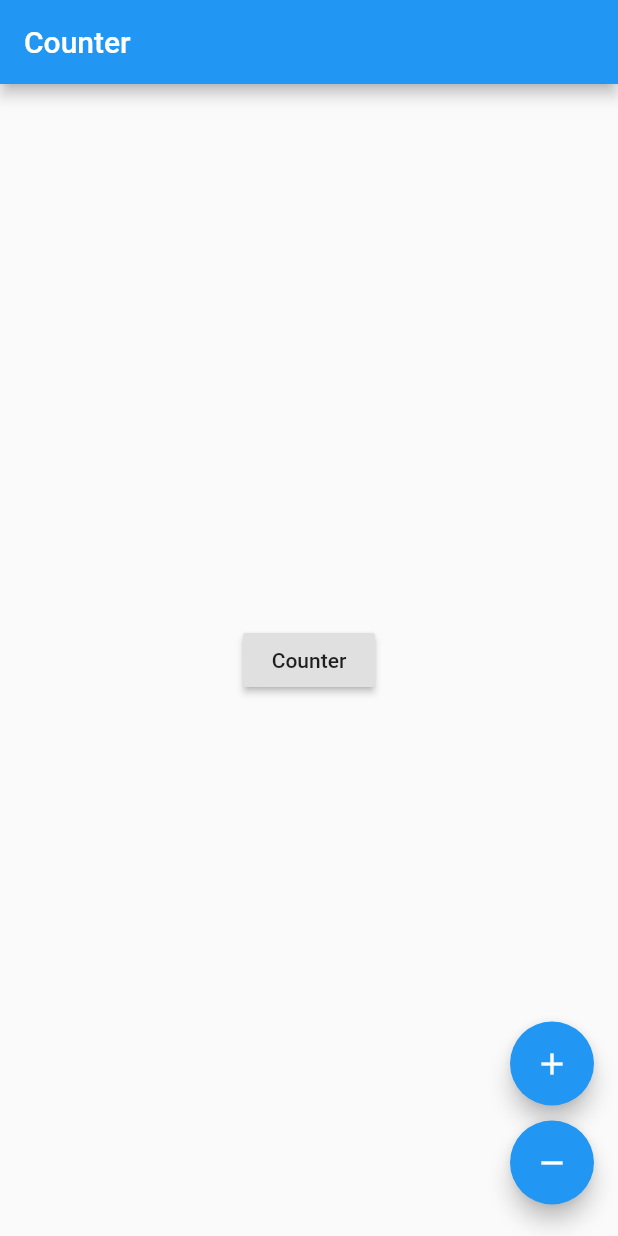
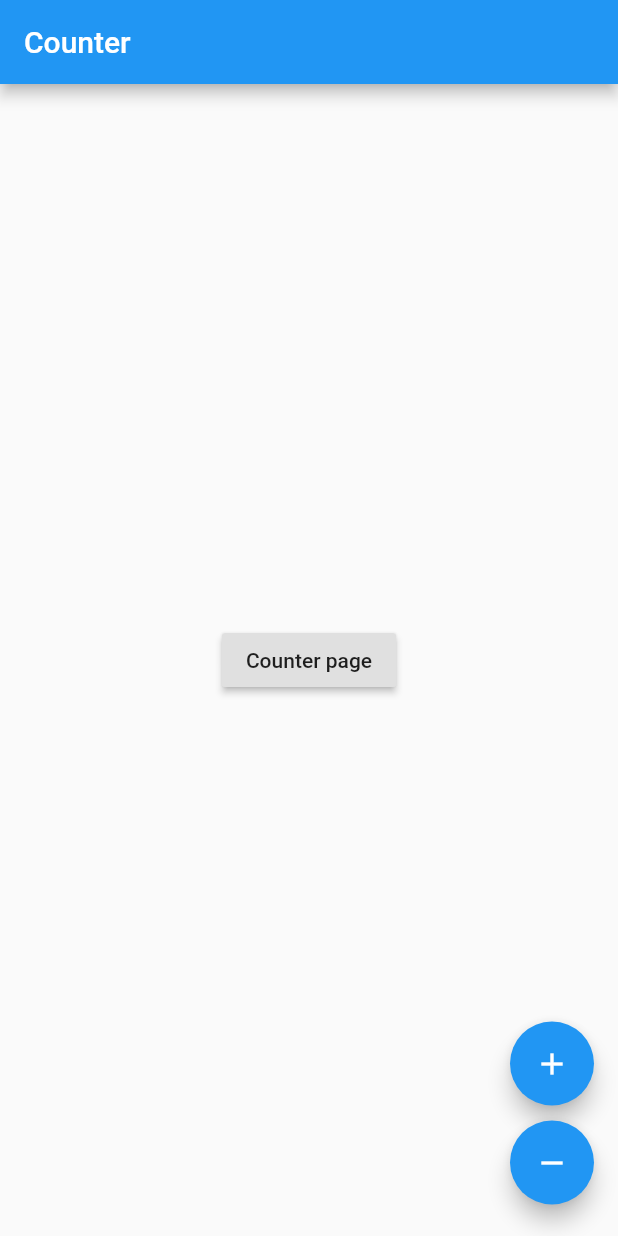
Before and after one commit to GrigK/tut_counter_bloc, a Flutter app: the screen it shows after launch, on a phone screen of 412 x 824 dp. Run offline on Flutter 3.47's test engine with Material 2 defaults, Android fonts, the phone set to English and light mode, and no system bars; our stand-ins replace bloc, flutter_bloc.

Commit message:
reorganize structure

```diff
--- a/lib/counter_page.dart
+++ b/lib/counter/counter_page.dart
@@ -2,7 +2,7 @@ import 'package:flutter/material.dart';
 
 import 'package:flutter_bloc/flutter_bloc.dart';
 
-import 'package:tut_block/counter_bloc.dart';
+import 'package:tut_block/counter/counter_bloc.dart';
 import 'package:tut_block/theme_block.dart';
 import 'package:tut_block/generated/i18n.dart';
 
--- a/lib/home_page.dart
+++ b/lib/home/home_page.dart
@@ -2,8 +2,8 @@ import 'package:flutter/material.dart';
 
 import 'package:flutter_bloc/flutter_bloc.dart';
 
-import 'package:tut_block/counter_page.dart';
-import 'package:tut_block/counter_bloc.dart';
+import 'package:tut_block/counter/counter_page.dart';
+import 'package:tut_block/counter/counter_bloc.dart';
 import 'package:tut_block/generated/i18n.dart';
 
 
@@ -40,7 +40,7 @@ class HomePage extends StatelessWidget {
               ),
             );
           },
-          child: Text('Counter'),
+          child: Text(S.of(context).btnCounter),
         ),
       ),
       floatingActionButton: Column(
--- a/lib/main.dart
+++ b/lib/main.dart
@@ -7,8 +7,8 @@ import 'package:flutter_bloc/flutter_bloc.dart';
 
 import 'package:tut_block/generated/i18n.dart';
 import 'package:tut_block/simple_bloc_delegate.dart';
-import 'package:tut_block/counter_bloc.dart';
-import 'package:tut_block/home_page.dart';
+import 'package:tut_block/counter/counter_bloc.dart';
+import 'package:tut_block/home/home_page.dart';
 import 'package:tut_block/theme_block.dart';
 
 
--- a/res/values/strings_en.arb
+++ b/res/values/strings_en.arb
@@ -3,5 +3,6 @@
   "titleHomePage": "Counter Demo Home Page",
   "textOfHomePage": "You have pushed the buttons this many times:",
   "tooltipInc": "Increment",
-  "tooltipDec": "Decrement"
+  "tooltipDec": "Decrement",
+  "btnCounter": "Counter page"
 }
--- a/res/values/strings_ru.arb
+++ b/res/values/strings_ru.arb
@@ -3,5 +3,6 @@
   "titleHomePage": "Счетчик",
   "textOfHomePage": "Счетчик считает Ваши нажатия:",
   "tooltipInc": "Прибавить",
-  "tooltipDec": "Вычесть"
+  "tooltipDec": "Вычесть",
+  "btnCounter": "Страница счетчика"
 }
```
Also changed, not shown: lib/counter/counter_bloc.dart (renamed from lib/counter_bloc.dart), lib/generated/i18n.dart.
